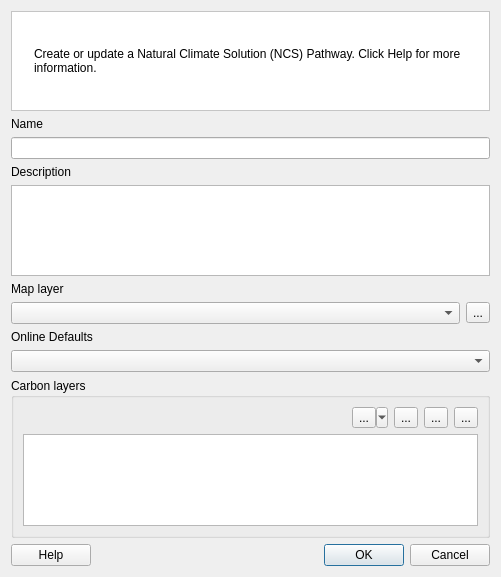
This is src/cplus_plugin/ui/ncs_pathway_editor_dialog.ui in ConservationInternational/cplus-plugin as Qt 5 draws it before an edit. The edited form follows.
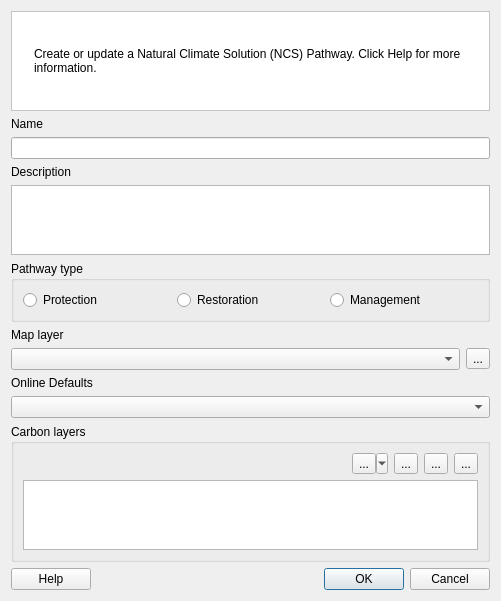
This is the edited form. Custom widgets are drawn as their Qt base class.

Commit message: Incorporate pathway type in NCS editor including save and load option.

```diff
--- a/src/cplus_plugin/ui/ncs_pathway_editor_dialog.ui
+++ b/src/cplus_plugin/ui/ncs_pathway_editor_dialog.ui
@@ -10,34 +10,17 @@
     <height>577</height>
    </rect>
   </property>
+  <property name="minimumSize">
+   <size>
+    <width>0</width>
+    <height>0</height>
+   </size>
+  </property>
   <property name="windowTitle">
    <string>NCS Pathway Editor</string>
   </property>
   <layout class="QGridLayout" name="gridLayout_2">
-   <item row="5" column="0" colspan="4">
-    <widget class="QPlainTextEdit" name="txt_description"/>
-   </item>
-   <item row="7" column="0" colspan="3">
-    <widget class="QgsMapLayerComboBox" name="cbo_layer"/>
-   </item>
-   <item row="1" column="0" colspan="4">
-    <layout class="QVBoxLayout" name="vl_notification"/>
-   </item>
-   <item row="11" column="0">
-    <widget class="QPushButton" name="btn_help">
-     <property name="text">
-      <string>Help</string>
-     </property>
-    </widget>
-   </item>
-   <item row="3" column="0" colspan="4">
-    <widget class="QLineEdit" name="txt_name">
-     <property name="maxLength">
-      <number>200</number>
-     </property>
-    </widget>
-   </item>
-   <item row="10" column="0" colspan="4">
+   <item row="11" column="0" colspan="4">
     <widget class="QgsCollapsibleGroupBox" name="mGroupBox">
      <property name="title">
       <string>Carbon layers</string>
@@ -118,33 +101,6 @@
      </layout>
     </widget>
    </item>
-   <item row="2" column="0" colspan="4">
-    <widget class="QLabel" name="label">
-     <property name="text">
-      <string>Name</string>
-     </property>
-    </widget>
-   </item>
-   <item row="6" column="0" colspan="4">
-    <widget class="QLabel" name="label_4">
-     <property name="text">
-      <string>Map layer</string>
-     </property>
-    </widget>
-   </item>
-   <item row="11" column="1">
-    <spacer name="horizontalSpacer">
-     <property name="orientation">
-      <enum>Qt::Horizontal</enum>
-     </property>
-     <property name="sizeHint" stdset="0">
-      <size>
-       <width>178</width>
-       <height>20</height>
-      </size>
-     </property>
-    </spacer>
-   </item>
    <item row="0" column="0" colspan="4">
     <widget class="QFrame" name="frame">
      <property name="sizePolicy">
@@ -225,14 +181,48 @@
      </layout>
     </widget>
    </item>
-   <item row="8" column="0" colspan="4">
+   <item row="8" column="3">
+    <widget class="QToolButton" name="btn_add_layer">
+     <property name="text">
+      <string>...</string>
+     </property>
+    </widget>
+   </item>
+   <item row="5" column="0" colspan="4">
+    <widget class="QPlainTextEdit" name="txt_description"/>
+   </item>
+   <item row="9" column="0" colspan="4">
     <widget class="QLabel" name="label_5">
      <property name="text">
       <string>Online Defaults</string>
      </property>
     </widget>
    </item>
-   <item row="11" column="2" colspan="2">
+   <item row="12" column="0">
+    <widget class="QPushButton" name="btn_help">
+     <property name="text">
+      <string>Help</string>
+     </property>
+    </widget>
+   </item>
+   <item row="8" column="0" colspan="3">
+    <widget class="QgsMapLayerComboBox" name="cbo_layer"/>
+   </item>
+   <item row="7" column="0" colspan="4">
+    <widget class="QLabel" name="label_4">
+     <property name="text">
+      <string>Map layer</string>
+     </property>
+    </widget>
+   </item>
+   <item row="3" column="0" colspan="4">
+    <widget class="QLineEdit" name="txt_name">
+     <property name="maxLength">
+      <number>200</number>
+     </property>
+    </widget>
+   </item>
+   <item row="12" column="2" colspan="2">
     <widget class="QDialogButtonBox" name="buttonBox">
      <property name="orientation">
       <enum>Qt::Horizontal</enum>
@@ -242,13 +232,6 @@
      </property>
     </widget>
    </item>
-   <item row="7" column="3">
-    <widget class="QToolButton" name="btn_add_layer">
-     <property name="text">
-      <string>...</string>
-     </property>
-    </widget>
-   </item>
    <item row="4" column="0" colspan="4">
     <widget class="QLabel" name="label_2">
      <property name="text">
@@ -256,9 +239,68 @@
      </property>
     </widget>
    </item>
-   <item row="9" column="0" colspan="4">
+   <item row="1" column="0" colspan="4">
+    <layout class="QVBoxLayout" name="vl_notification"/>
+   </item>
+   <item row="12" column="1">
+    <spacer name="horizontalSpacer">
+     <property name="orientation">
+      <enum>Qt::Horizontal</enum>
+     </property>
+     <property name="sizeHint" stdset="0">
+      <size>
+       <width>178</width>
+       <height>20</height>
+      </size>
+     </property>
+    </spacer>
+   </item>
+   <item row="2" column="0" colspan="4">
+    <widget class="QLabel" name="label">
+     <property name="text">
+      <string>Name</string>
+     </property>
+    </widget>
+   </item>
+   <item row="10" column="0" colspan="4">
     <widget class="QComboBox" name="cbo_default_layer"/>
    </item>
+   <item row="6" column="0" colspan="4">
+    <widget class="QGroupBox" name="groupBox">
+     <property name="minimumSize">
+      <size>
+       <width>0</width>
+       <height>0</height>
+      </size>
+     </property>
+     <property name="title">
+      <string>Pathway type</string>
+     </property>
+     <layout class="QHBoxLayout" name="horizontalLayout_2">
+      <item>
+       <widget class="QRadioButton" name="rb_protection">
+        <property name="text">
+         <string>Protection</string>
+        </property>
+       </widget>
+      </item>
+      <item>
+       <widget class="QRadioButton" name="rb_restoration">
+        <property name="text">
+         <string>Restoration</string>
+        </property>
+       </widget>
+      </item>
+      <item>
+       <widget class="QRadioButton" name="rb_management">
+        <property name="text">
+         <string>Management</string>
+        </property>
+       </widget>
+      </item>
+     </layout>
+    </widget>
+   </item>
   </layout>
  </widget>
  <customwidgets>
```
The commit also changes 4 other files.
